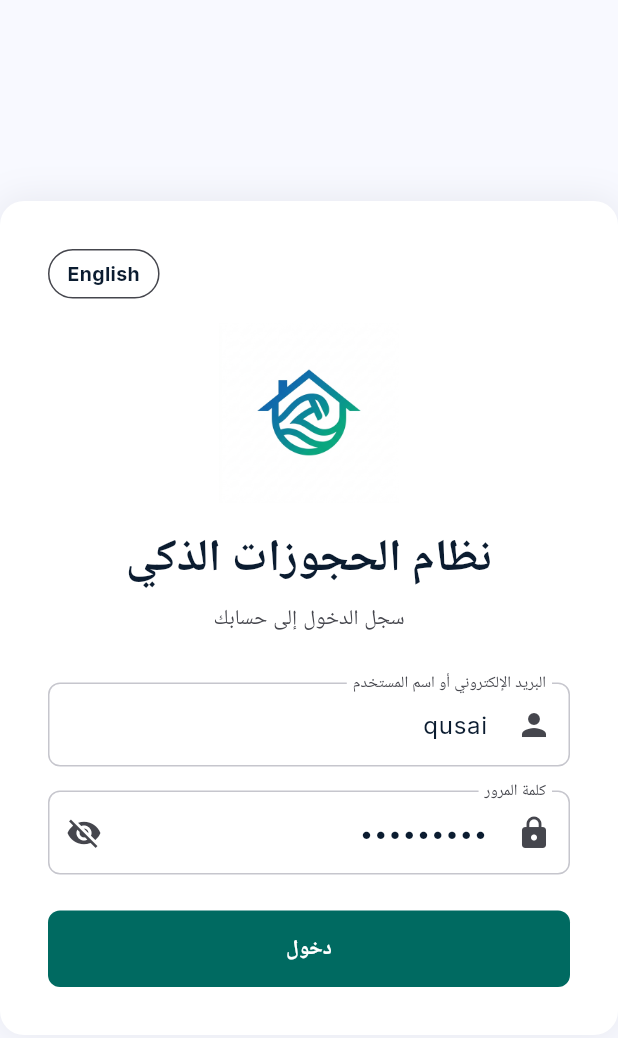
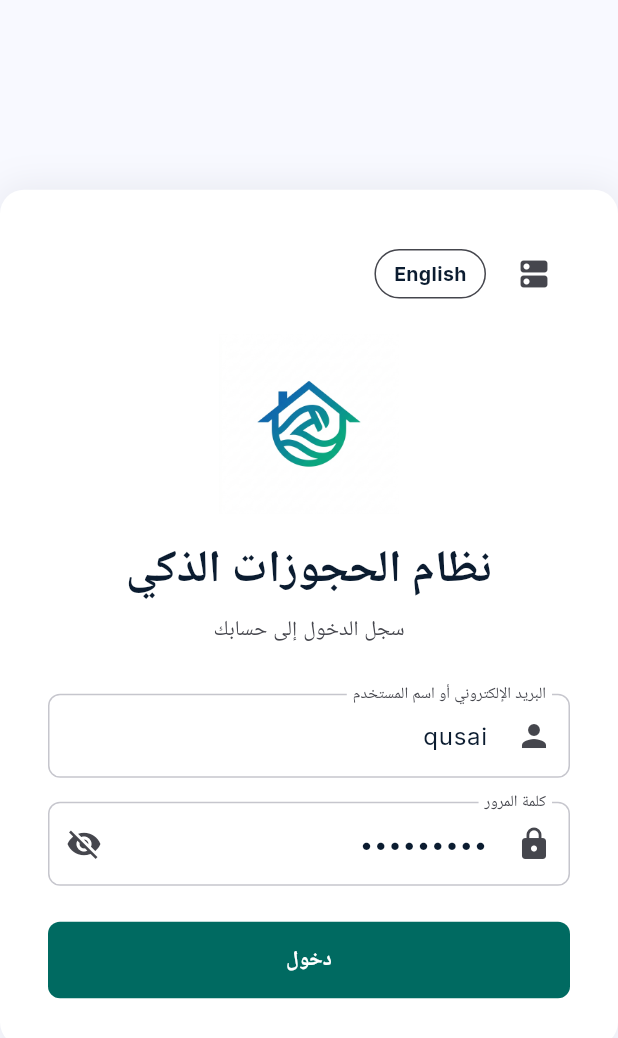
Before and after one commit to Qusaiyousef/saas_project, a Flutter app: the screen it shows after launch, after a tap on "العربية", on a phone screen of 412 x 824 dp. Shown: the top 1038 px of the screen. Run offline on Flutter 3.47's test engine with Material 3 defaults, Android fonts, the phone set to English and light mode, and no system bars; our stand-ins replace data_table_2, dio, fl_chart, flutter_riverpod, go_router, google_fonts and 6 more; network calls fail.

Commit message:
feat: add dynamic API URL configuration via Base64 server code

```diff
--- a/saas_frontend/lib/l10n/app_strings.dart
+++ b/saas_frontend/lib/l10n/app_strings.dart
@@ -38,6 +38,18 @@ class AppStrings {
     'loginPassword': {'en': 'Password', 'ar': 'كلمة المرور'},
     'loginButton': {'en': 'Login', 'ar': 'دخول'},
     'loginDemoLabel': {'en': 'Demo Accounts:', 'ar': 'حسابات تجريبية:'},
+
+    // ── Server Setup ──────────────────────────────────────────────────────────
+    'serverSetup': {'en': 'Server Setup', 'ar': 'إعداد السيرفر'},
+    'enterServerCode': {
+      'en': 'Enter Server Code (Base64)',
+      'ar': 'أدخل كود السيرفر (Base64)',
+    },
+    'invalidCode': {'en': 'Invalid code format', 'ar': 'صيغة الكود غير صحيحة'},
+    'serverUpdated': {
+      'en': 'Server URL updated successfully!',
+      'ar': 'تم تحديث رابط السيرفر بنجاح!',
+    },
 
     // ── Dashboard ─────────────────────────────────────────────────────────────
     'dashTitle': {'en': 'Dashboard', 'ar': 'لوحة التحكم'},
--- a/saas_frontend/lib/providers/auth_provider.dart
+++ b/saas_frontend/lib/providers/auth_provider.dart
@@ -7,13 +7,35 @@ import '../models/tenant_type.dart';
 
 import 'package:flutter/foundation.dart' show kIsWeb;
 
-// === إعدادات الرابط (API Configuration) ===
+// === إعدادات الرابط الافتراضي ===
+final String DEFAULT_API_URL = kIsWeb ? '/api' : 'http://qusaiali-001-site1.ktempurl.com/api';
+// =========================================
 
-//const String API_BASE_URL = 'http://localhost:5286/api';
+class ApiUrlNotifier extends Notifier<String> {
+  @override
+  String build() {
+    _loadFromPrefs();
+    return DEFAULT_API_URL;
+  }
 
-// لرفع الموقع على الإنترنت والموبايل :
-final String API_BASE_URL = kIsWeb ? '/api' : 'http://qusaiali-001-site1.ktempurl.com/api';
-// =========================================
+  Future<void> _loadFromPrefs() async {
+    final prefs = await SharedPreferences.getInstance();
+    final savedUrl = prefs.getString('custom_api_url');
+    if (savedUrl != null && savedUrl.isNotEmpty) {
+      state = savedUrl;
+    }
+  }
+
+  Future<void> updateUrl(String newUrl) async {
+    state = newUrl;
+    final prefs = await SharedPreferences.getInstance();
+    await prefs.setString('custom_api_url', newUrl);
+  }
+}
+
+final apiUrlProvider = NotifierProvider<ApiUrlNotifier, String>(() {
+  return ApiUrlNotifier();
+});
 
 class AuthState {
   final bool isAuthenticated;
@@ -56,10 +78,12 @@ class AuthState {
 }
 
 class AuthNotifier extends Notifier<AuthState> {
-  final Dio _dio = Dio(BaseOptions(baseUrl: API_BASE_URL));
+  late Dio _dio;
 
   @override
   AuthState build() {
+    final apiUrl = ref.watch(apiUrlProvider);
+    _dio = Dio(BaseOptions(baseUrl: apiUrl));
     _loadToken();
     return AuthState();
   }
@@ -194,7 +218,8 @@ final authProvider = NotifierProvider<AuthNotifier, AuthState>(() {
 // Provide a global Dio instance that injects the JWT token
 final dioProvider = Provider<Dio>((ref) {
   final authState = ref.watch(authProvider);
-  final dio = Dio(BaseOptions(baseUrl: API_BASE_URL));
+  final apiUrl = ref.watch(apiUrlProvider);
+  final dio = Dio(BaseOptions(baseUrl: apiUrl));
 
   if (authState.token != null) {
     dio.interceptors.add(InterceptorsWrapper(
--- a/saas_frontend/lib/screens/login_screen.dart
+++ b/saas_frontend/lib/screens/login_screen.dart
@@ -1,4 +1,5 @@
 import 'package:flutter/material.dart';
+import 'dart:convert';
 import '../widgets/app_drawer.dart';
 
 import 'package:flutter_riverpod/flutter_riverpod.dart';
@@ -18,6 +19,64 @@ class _LoginScreenState extends ConsumerState<LoginScreen> {
   final _emailController = TextEditingController(text: "qusai");
   final _passwordController = TextEditingController(text: "Admin123!");
   bool _obscurePassword = true;
+
+  void _showServerSetupDialog() {
+    final s = (String key) => AppStrings.t(key, ref.read(isArabicProvider));
+    final controller = TextEditingController();
+
+    showDialog(
+      context: context,
+      builder: (context) {
+        return AlertDialog(
+          title: Text(s('serverSetup')),
+          content: TextField(
+            controller: controller,
+            decoration: InputDecoration(
+              labelText: s('enterServerCode'),
+              border: const OutlineInputBorder(),
+            ),
+          ),
+          actions: [
+            TextButton(
+              onPressed: () => Navigator.pop(context),
+              child: Text(s('cancel')),
+            ),
+            ElevatedButton(
+              onPressed: () async {
+                try {
+                  final code = controller.text.trim();
+                  if (code.isEmpty) return;
+
+                  final decodedUrl = utf8.decode(base64Decode(code));
+                  if (!decodedUrl.startsWith('http')) throw Exception('Invalid');
+
+                  await ref.read(apiUrlProvider.notifier).updateUrl(decodedUrl);
+
+                  if (context.mounted) {
+                    Navigator.pop(context);
+                    ScaffoldMessenger.of(context).showSnackBar(
+                      SnackBar(
+                        content: Text(s('serverUpdated')),
+                        backgroundColor: Colors.green,
+                      ),
+                    );
+                  }
+                } catch (e) {
+                  ScaffoldMessenger.of(context).showSnackBar(
+                    SnackBar(
+                      content: Text(s('invalidCode')),
+                      backgroundColor: Theme.of(context).colorScheme.error,
+                    ),
+                  );
+                }
+              },
+              child: Text(s('save')),
+            ),
+          ],
+        );
+      },
+    );
+  }
 
   @override
   Widget build(BuildContext context) {
@@ -64,12 +123,20 @@ class _LoginScreenState extends ConsumerState<LoginScreen> {
                   mainAxisSize: MainAxisSize.min,
                   crossAxisAlignment: CrossAxisAlignment.stretch,
                   children: [
-                    // Language toggle at top
-                    Align(
-                      alignment: isAr
-                          ? Alignment.centerLeft
-                          : Alignment.centerRight,
-                      child: InkWell(
+                    // Server setup & Language toggle at top
+                    Row(
+                      mainAxisAlignment: isAr
+                          ? MainAxisAlignment.start
+                          : MainAxisAlignment.end,
+                      children: [
+                        IconButton(
+                          icon: const Icon(Icons.dns_rounded),
+                          tooltip: s('serverSetup'),
+                          onPressed: _showServerSetupDialog,
+                          color: Theme.of(context).colorScheme.onSurfaceVariant,
+                        ),
+                        const SizedBox(width: 8),
+                        InkWell(
                           onTap: () => ref.read(localeProvider.notifier).toggle(),
                           borderRadius: BorderRadius.circular(20),
                           child: Container(
@@ -94,6 +161,7 @@ class _LoginScreenState extends ConsumerState<LoginScreen> {
                             ),
                           ),
                         ),
+                      ],
                     ),
                     const SizedBox(height: 16),
 
```
Lines whose indentation alone changed are shown as unchanged.
